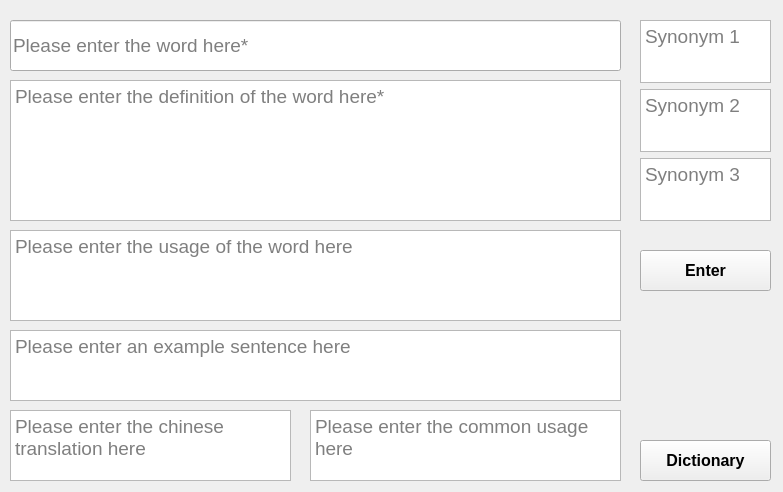
First picture: the form in second.ui, repository brainbrain02/Personal-Dictionary, before the edit.
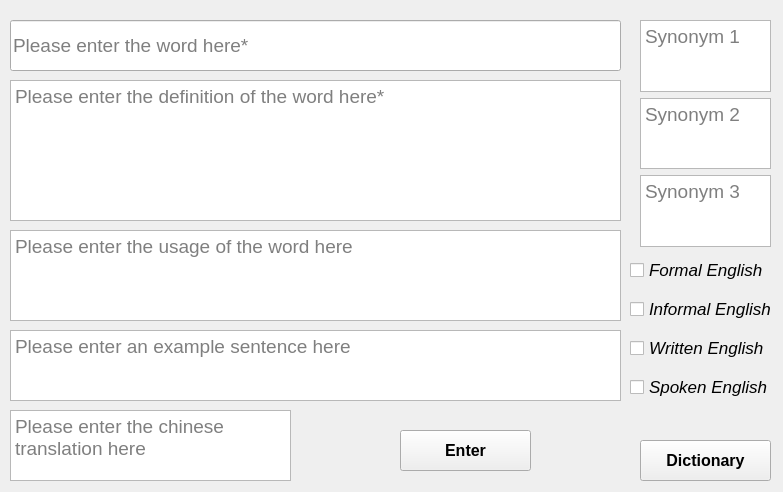
Second picture: the form after the edit.

Commit message: Update page 2 GUI (use 4 label and checkbox instead of QTextEdit for common). Upgrade page 3 word details window GUI. Implement gTTs and playsound module (Create the sound track while adding new wowrd in page 2, pronounce the word in flash card, Dictionary).

The edit to the form file:
```diff
--- a/second.ui
+++ b/second.ui
@@ -55,8 +55,8 @@
   <widget class="QPushButton" name="enter_btn">
    <property name="geometry">
     <rect>
-     <x>640</x>
-     <y>250</y>
+     <x>400</x>
+     <y>430</y>
      <width>131</width>
      <height>41</height>
     </rect>
@@ -147,31 +147,13 @@
     <string>Please enter the chinese translation here</string>
    </property>
   </widget>
-  <widget class="QTextEdit" name="common_entry">
-   <property name="geometry">
-    <rect>
-     <x>310</x>
-     <y>410</y>
-     <width>311</width>
-     <height>71</height>
-    </rect>
-   </property>
-   <property name="font">
-    <font>
-     <pointsize>14</pointsize>
-    </font>
-   </property>
-   <property name="placeholderText">
-    <string>Please enter the common usage here</string>
-   </property>
-  </widget>
-  <widget class="QWidget" name="">
+  <widget class="QWidget" name="layoutWidget">
    <property name="geometry">
     <rect>
      <x>640</x>
      <y>20</y>
      <width>131</width>
-     <height>201</height>
+     <height>227</height>
     </rect>
    </property>
    <layout class="QVBoxLayout" name="verticalLayout">
@@ -213,6 +195,72 @@
     </item>
    </layout>
   </widget>
+  <widget class="QWidget" name="">
+   <property name="geometry">
+    <rect>
+     <x>630</x>
+     <y>250</y>
+     <width>151</width>
+     <height>161</height>
+    </rect>
+   </property>
+   <layout class="QVBoxLayout" name="verticalLayout_2">
+    <item>
+     <widget class="QCheckBox" name="formal_chkbox">
+      <property name="font">
+       <font>
+        <pointsize>13</pointsize>
+        <weight>50</weight>
+        <italic>true</italic>
+        <bold>false</bold>
+       </font>
+      </property>
+      <property name="text">
+       <string>Formal English</string>
+      </property>
+     </widget>
+    </item>
+    <item>
+     <widget class="QCheckBox" name="informal_chkbox">
+      <property name="font">
+       <font>
+        <pointsize>13</pointsize>
+        <italic>true</italic>
+       </font>
+      </property>
+      <property name="text">
+       <string>Informal English</string>
+      </property>
+     </widget>
+    </item>
+    <item>
+     <widget class="QCheckBox" name="written_chkbox">
+      <property name="font">
+       <font>
+        <pointsize>13</pointsize>
+        <italic>true</italic>
+       </font>
+      </property>
+      <property name="text">
+       <string>Written English</string>
+      </property>
+     </widget>
+    </item>
+    <item>
+     <widget class="QCheckBox" name="spoken_chkbox">
+      <property name="font">
+       <font>
+        <pointsize>13</pointsize>
+        <italic>true</italic>
+       </font>
+      </property>
+      <property name="text">
+       <string>Spoken English</string>
+      </property>
+     </widget>
+    </item>
+   </layout>
+  </widget>
  </widget>
  <resources/>
  <connections/>
```
The commit also changes 7 other files.
